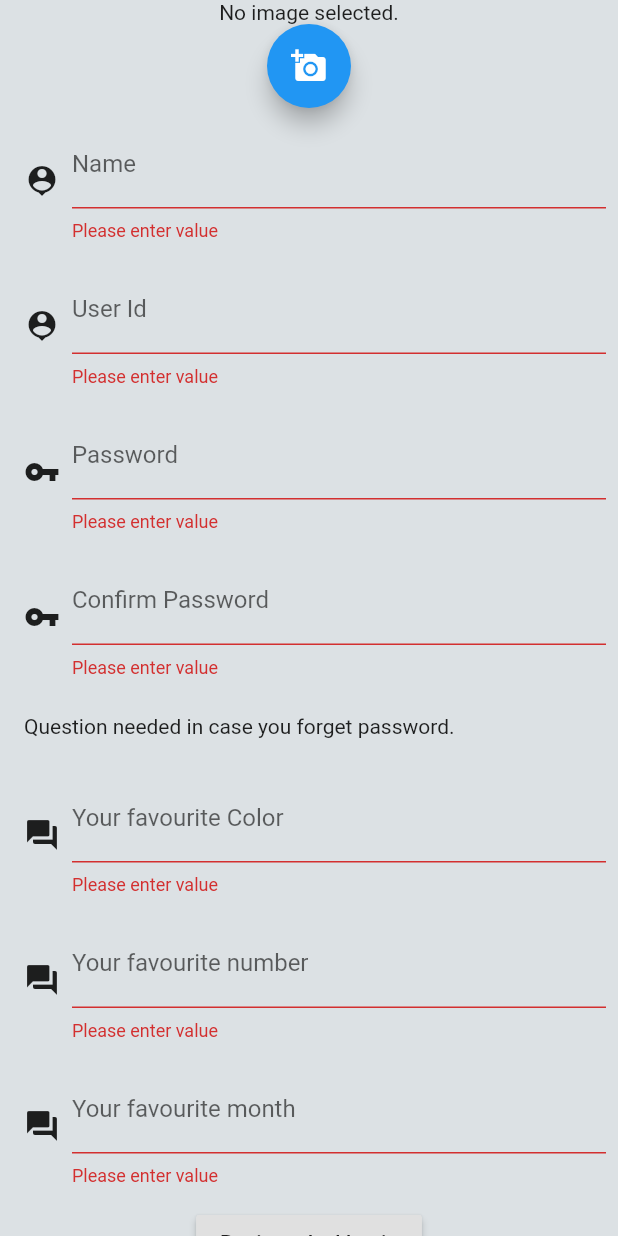
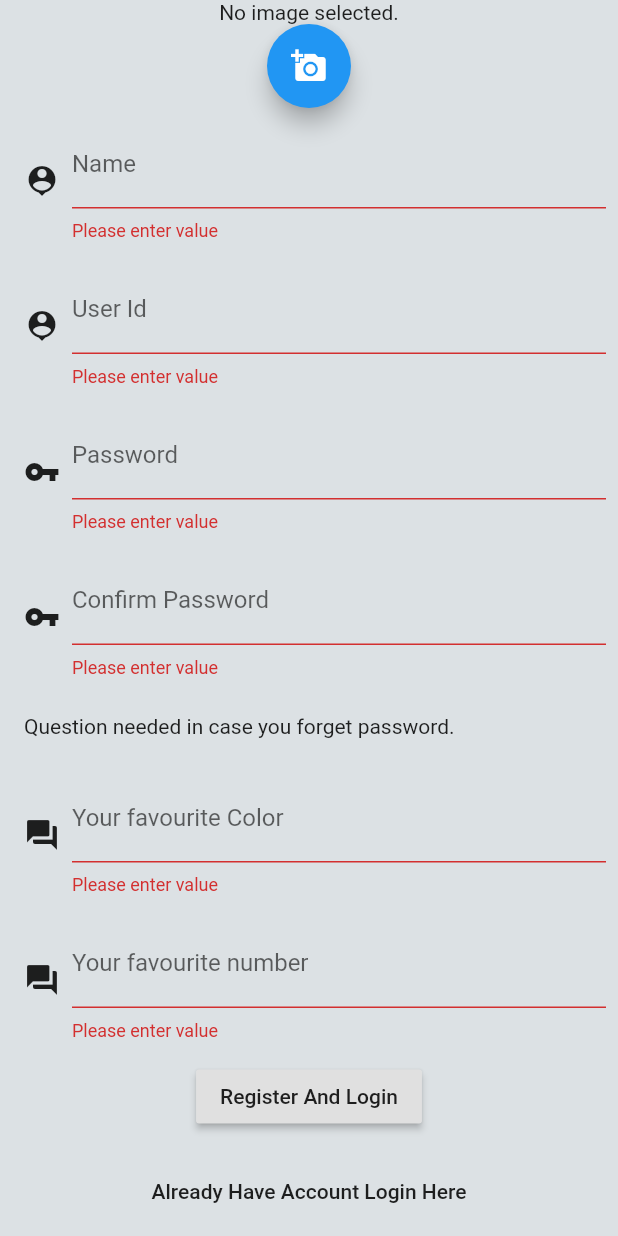
Before and after one commit to su8hashpand3y/ftab, a Flutter app: the RegisterWidget screen opened by its route, after a tap on "Register And Login", on a phone screen of 412 x 824 dp. Run offline on Flutter 3.47's test engine with Material 2 defaults, Android fonts, the phone set to English and light mode, and no system bars; our stand-ins replace image_picker, shared_preferences; missing offline and left inert: firebase_admob; accounts and stored records are empty.

Commit message:
beta release 3

```diff
--- a/lib/Helper/internet.dart
+++ b/lib/Helper/internet.dart
@@ -7,8 +7,8 @@ import 'package:flutter_tab/viewModels/serviceResponse.dart';
 import 'package:http/http.dart' as http;
 
 class Internet {
-  static const  RootApi= "http://localhost:58296";
-  //static const  RootApi= "http://rajdoot.azurewebsites.net";
+  //static const  RootApi= "http://localhost:58296";
+   static const  RootApi= "http://rajdoot.azurewebsites.net";
 
   static Future<ServerResponse> get(String url) async {
     final tokenValue = await Storage.getString('token');
--- a/lib/widgets/Login/forget.dart
+++ b/lib/widgets/Login/forget.dart
@@ -1,8 +1,5 @@
 import 'dart:async';
-import 'dart:convert';
-import 'dart:io';
 import 'package:flutter_tab/Helper/storage.dart';
-import 'package:image_picker/image_picker.dart';
 import 'package:flutter/material.dart';
 import 'package:flutter_tab/Helper/internet.dart';
 
@@ -18,7 +15,6 @@ class ForgetWidgetState extends State<ForgetWidget> {
   String _confirmPassword = "";
   String _favNumber = "";
   String _favColor = "";
-  String _favMonth = "";
 
   _backToLogin() {
     Navigator.pop(context);
@@ -44,7 +40,6 @@ class ForgetWidgetState extends State<ForgetWidget> {
         'password': _password,
         'favNumber': _favNumber,
         'favColor': _favColor,
-        'favMonth': _favMonth,
       });
 
       if (res.status == 'bad') {
@@ -197,28 +192,6 @@ class ForgetWidgetState extends State<ForgetWidget> {
                               ),
                             ))
                           ])),
-                  Container(
-                      padding: const EdgeInsets.all(8.0),
-                      child: Row(
-                          mainAxisAlignment: MainAxisAlignment.start,
-                          children: <Widget>[
-                            Padding(
-                                padding: const EdgeInsets.all(8.0),
-                                child: Icon(Icons.question_answer)),
-                            Flexible(
-                                child: TextFormField(
-                              validator: (value) {
-                                if (value.isEmpty) {
-                                  return 'Please enter value';
-                                }
-                              },
-                              onSaved: (val) => _favMonth = val,
-                              decoration: const InputDecoration(
-                                hintText: 'Enter your Answer',
-                                labelText: 'Your favourite month',
-                              ),
-                            ))
-                          ])),
                   Padding(
                       padding: const EdgeInsets.all(5.0),
                       child: RaisedButton(
--- a/lib/widgets/Login/register.dart
+++ b/lib/widgets/Login/register.dart
@@ -19,7 +19,6 @@ class RegisterWidgetState extends State<RegisterWidget> {
   String _confirmPassword = "";
   String _favNumber = "";
   String _favColor = "";
-  String _favMonth = "";
   String _fileFormat = "";
 
   File _image;
@@ -74,7 +73,6 @@ class RegisterWidgetState extends State<RegisterWidget> {
         'password': _password,
         'favNumber': _favNumber,
         'favColor': _favColor,
-        'favMonth': _favMonth,
         'photo': base64Image,
         'ext': _fileFormat ?? ""
       });
@@ -287,28 +285,6 @@ class RegisterWidgetState extends State<RegisterWidget> {
                               ),
                             ))
                           ])),
-                  Container(
-                      padding: const EdgeInsets.all(8.0),
-                      child: Row(
-                          mainAxisAlignment: MainAxisAlignment.start,
-                          children: <Widget>[
-                            Padding(
-                                padding: const EdgeInsets.all(8.0),
-                                child: Icon(Icons.question_answer)),
-                            Flexible(
-                                child: TextFormField(
-                              validator: (value) {
-                                if (value.isEmpty) {
-                                  return 'Please enter value';
-                                }
-                              },
-                              onSaved: (val) => _favMonth = val,
-                              decoration: const InputDecoration(
-                                hintText: 'Enter your Answer',
-                                labelText: 'Your favourite month',
-                              ),
-                            ))
-                          ])),
                   Padding(
                       padding: const EdgeInsets.all(5.0),
                       child: RaisedButton(
```
Also changed, not shown: lib/main.dart (+4 -5 lines), lib/widgets/Inbox/sendInbox.dart (+8 -8 lines), lib/widgets/Reply/sendReply.dart (+8 -0 lines), lib/widgets/Search/search.dart (+23 -2 lines), lib/widgets/Search/searchResultCard.dart (deleted, +0 -43 lines), 9 other files.
